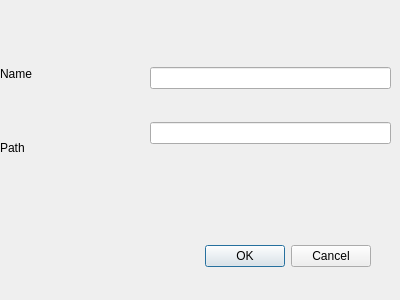
Before: the Qt Designer form add.ui in gbafana25/wifi-menu, drawn with Qt 5.
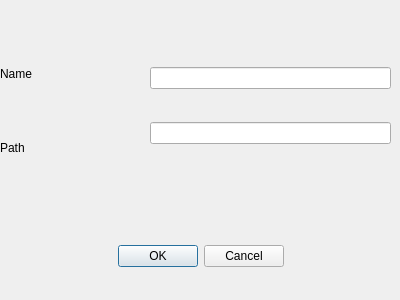
After: the same form once the commit is applied.

Commit message: early working form

What changed in the file:
```diff
--- a/add.ui
+++ b/add.ui
@@ -40,6 +40,9 @@
    <property name="standardButtons">
     <set>QDialogButtonBox::Cancel|QDialogButtonBox::Ok</set>
    </property>
+   <property name="centerButtons">
+    <bool>true</bool>
+   </property>
   </widget>
   <widget class="QWidget" name="verticalLayoutWidget">
    <property name="geometry">
```
Left out of the diff: 24 changed lines with no effect on the pictures. The commit also changes 7 other files.
